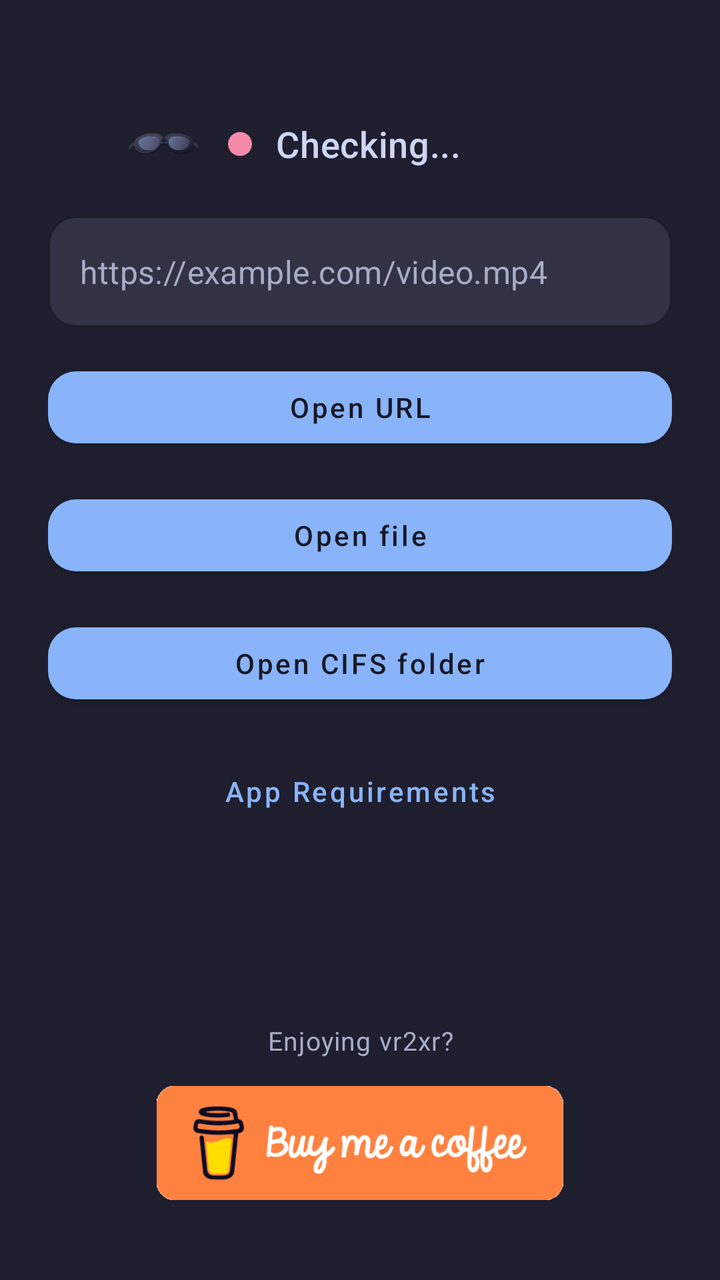
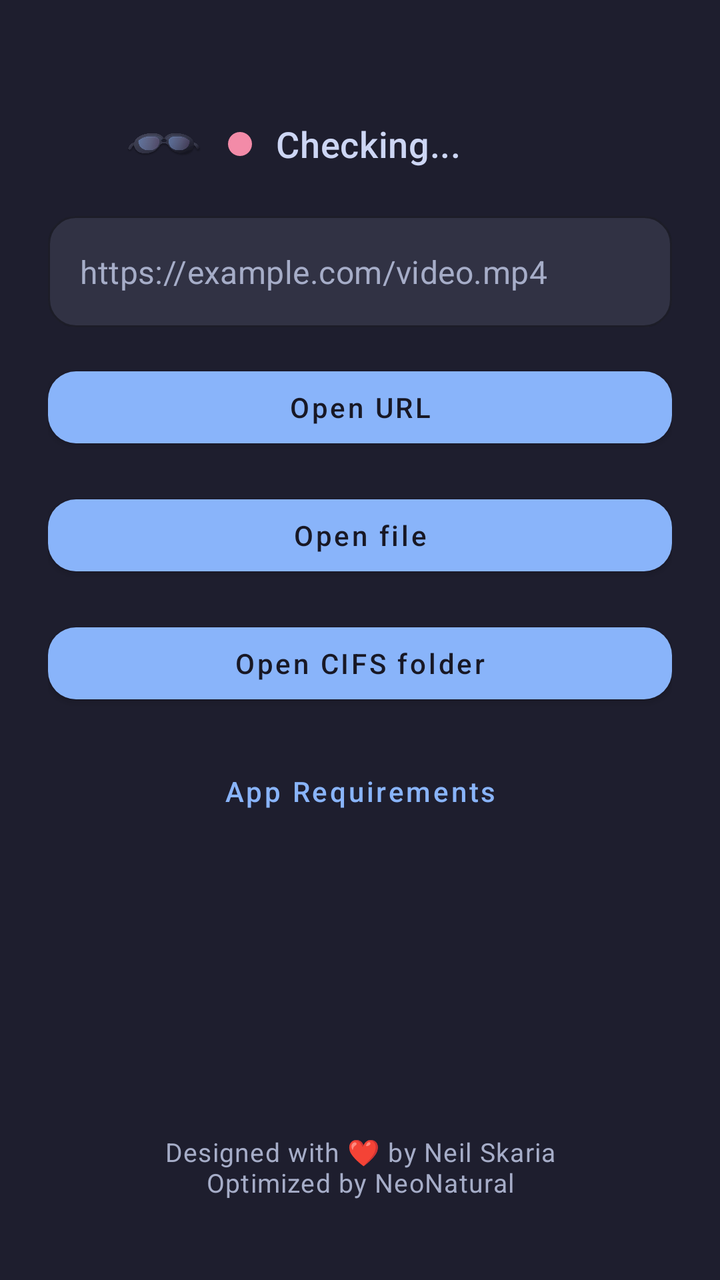

The first picture is an Android layout as it rendered before a commit; the second is the same layout after the commit. The layout source and the unified diff follow.
<!-- AndroidManifest.xml: application theme Theme.Vr2xr -->
<!-- res/layout/activity_main.xml -->
<?xml version="1.0" encoding="utf-8"?>
<LinearLayout xmlns:android="http://schemas.android.com/apk/res/android"
    xmlns:app="http://schemas.android.com/apk/res-auto"
    android:layout_width="match_parent"
    android:layout_height="match_parent"
    android:background="@color/launcher_background"
    android:orientation="vertical"
    android:paddingStart="@dimen/launcher_screen_padding"
    android:paddingTop="@dimen/launcher_screen_padding"
    android:paddingEnd="@dimen/launcher_screen_padding"
    android:paddingBottom="@dimen/launcher_screen_padding">

    <LinearLayout
        android:layout_width="match_parent"
        android:layout_height="0dp"
        android:layout_weight="1"
        android:orientation="vertical">

        <LinearLayout
            android:id="@+id/xrealStatusRow"
            android:layout_width="wrap_content"
            android:layout_height="wrap_content"
            android:layout_gravity="center_horizontal"
            android:layout_marginTop="@dimen/launcher_status_top_margin"
            android:gravity="center_vertical"
            android:orientation="horizontal">

            <ImageView
                android:id="@+id/xrealStatusIcon"
                android:layout_width="@dimen/launcher_status_icon_size"
                android:layout_height="@dimen/launcher_status_icon_size"
                android:contentDescription="@string/xreal_status_icon_content_description"
                android:src="@drawable/ic_glasses_status" />

            <View
                android:id="@+id/xrealStatusDot"
                android:layout_width="@dimen/launcher_status_dot_size"
                android:layout_height="@dimen/launcher_status_dot_size"
                android:layout_marginStart="12dp"
                android:background="@drawable/bg_status_indicator_dot" />

            <TextView
                android:id="@+id/xrealStatusText"
                style="@style/TextAppearance.Vr2xr.Launcher.Status"
                android:layout_width="@dimen/launcher_status_label_width"
                android:layout_height="wrap_content"
                android:layout_marginStart="12dp"
                android:ellipsize="end"
                android:gravity="start|center_vertical"
                android:maxLines="1"
                android:text="@string/xreal_status_checking" />
        </LinearLayout>

        <TextView
            android:id="@+id/statusText"
            style="@style/TextAppearance.Vr2xr.Launcher.RuntimeStatus"
            android:layout_width="match_parent"
            android:layout_height="wrap_content"
            android:layout_marginTop="@dimen/launcher_runtime_status_top_margin"
            android:gravity="center_horizontal"
            android:text=""
            android:visibility="gone" />

        <com.google.android.material.textfield.TextInputLayout
            android:id="@+id/urlInputLayout"
            style="@style/Widget.Vr2xr.Launcher.Input"
            android:layout_width="match_parent"
            android:layout_height="wrap_content"
            android:layout_marginTop="@dimen/launcher_section_spacing"
            app:hintEnabled="false"
            app:boxBackgroundMode="outline">

            <com.google.android.material.textfield.TextInputEditText
                android:id="@+id/urlInput"
                android:layout_width="match_parent"
                android:layout_height="wrap_content"
                android:fontFamily="sans-serif"
                android:hint="@string/hint_url"
                android:inputType="textUri"
                android:maxLines="1"
                android:textColor="@color/launcher_text_primary"
                android:textColorHint="@color/launcher_text_secondary" />
        </com.google.android.material.textfield.TextInputLayout>

        <com.google.android.material.button.MaterialButton
            android:id="@+id/openUrlButton"
            style="@style/Widget.Vr2xr.Launcher.PrimaryButton"
            android:layout_width="match_parent"
            android:layout_height="wrap_content"
            android:layout_marginTop="@dimen/launcher_section_spacing"
            android:text="@string/open_url" />

        <com.google.android.material.button.MaterialButton
            android:id="@+id/openFileButton"
            style="@style/Widget.Vr2xr.Launcher.PrimaryButton"
            android:layout_width="match_parent"
            android:layout_height="wrap_content"
            android:layout_marginTop="@dimen/launcher_section_spacing"
            android:text="@string/open_file" />

        <com.google.android.material.button.MaterialButton
            android:id="@+id/openCifsFolderButton"
            style="@style/Widget.Vr2xr.Launcher.PrimaryButton"
            android:layout_width="match_parent"
            android:layout_height="wrap_content"
            android:layout_marginTop="@dimen/launcher_section_spacing"
            android:text="@string/open_cifs_folder" />

        <com.google.android.material.button.MaterialButton
            android:id="@+id/requirementsHelpButton"
            style="@style/Widget.Vr2xr.Launcher.HelpButton"
            android:layout_width="wrap_content"
            android:layout_height="wrap_content"
            android:layout_gravity="center_horizontal"
            android:layout_marginTop="@dimen/launcher_section_spacing"
            android:contentDescription="@string/requirements_help_content_description"
            android:text="@string/requirements_help" />
    </LinearLayout>

    <TextView
        style="@style/TextAppearance.Vr2xr.Launcher.Footer"
        android:layout_width="match_parent"
        android:layout_height="wrap_content"
        android:layout_marginTop="@dimen/launcher_buy_me_coffee_text_top_margin"
        android:gravity="center_horizontal"
        android:text="@string/buy_me_coffee_support_text" />

    <androidx.appcompat.widget.AppCompatImageButton
        android:id="@+id/buyMeCoffeeButton"
        android:layout_width="@dimen/launcher_buy_me_coffee_width"
        android:layout_height="@dimen/launcher_buy_me_coffee_height"
        android:layout_gravity="center_horizontal"
        android:layout_marginBottom="@dimen/launcher_buy_me_coffee_bottom_margin"
        android:layout_marginTop="@dimen/launcher_buy_me_coffee_button_top_margin"
        android:adjustViewBounds="true"
        android:background="@drawable/bg_buy_me_coffee_touch_feedback"
        android:contentDescription="@string/footer_buy_me_a_coffee"
        android:padding="0dp"
        android:scaleType="fitCenter"
        app:srcCompat="@drawable/buy_me_coffee_orange" />
</LinearLayout>
<!-- resources referenced by this layout -->
<resources>
  <color name="launcher_background">@color/catppuccin_mocha_base</color>
  <color name="launcher_text_primary">@color/catppuccin_mocha_text</color>
  <color name="launcher_text_secondary">@color/catppuccin_mocha_subtext0</color>
  <dimen name="launcher_buy_me_coffee_bottom_margin">16dp</dimen>
  <dimen name="launcher_buy_me_coffee_button_top_margin">14dp</dimen>
  <dimen name="launcher_buy_me_coffee_height">57dp</dimen>
  <dimen name="launcher_buy_me_coffee_text_top_margin">20dp</dimen>
  <dimen name="launcher_buy_me_coffee_width">204dp</dimen>
  <dimen name="launcher_runtime_status_top_margin">14dp</dimen>
  <dimen name="launcher_screen_padding">24dp</dimen>
  <dimen name="launcher_section_spacing">16dp</dimen>
  <dimen name="launcher_status_dot_size">12dp</dimen>
  <dimen name="launcher_status_icon_size">40dp</dimen>
  <dimen name="launcher_status_label_width">160dp</dimen>
  <dimen name="launcher_status_top_margin">28dp</dimen>
  <!-- drawable bg_buy_me_coffee_touch_feedback (drawable) -->
  <?xml version="1.0" encoding="utf-8"?>
  <ripple xmlns:android="http://schemas.android.com/apk/res/android"
      android:color="@color/catppuccin_mocha_blue">
      <item android:id="@android:id/mask">
          <shape android:shape="rectangle">
              <corners android:radius="@dimen/launcher_buy_me_coffee_corner_radius" />
              <solid android:color="@android:color/white" />
          </shape>
      </item>
      <item>
          <shape android:shape="rectangle">
              <corners android:radius="@dimen/launcher_buy_me_coffee_corner_radius" />
              <solid android:color="@android:color/transparent" />
          </shape>
      </item>
  </ripple>
  <!-- drawable buy_me_coffee_orange: png bitmap (drawable-nodpi, 4885 bytes) -->
  <string name="buy_me_coffee_support_text">Enjoying vr2xr?</string>
  <string name="footer_buy_me_a_coffee">Buy Me a Coffee</string>
  <string name="hint_url">https://example.com/video.mp4</string>
  <string name="open_cifs_folder">Open CIFS folder</string>
  <string name="open_file">Open file</string>
  <string name="open_url">Open URL</string>
  <string name="requirements_help">App Requirements</string>
  <string name="requirements_help_content_description">Show requirements</string>
  <string name="xreal_status_checking">Checking...</string>
  <string name="xreal_status_icon_content_description">XREAL glasses status</string>
  <style name="TextAppearance.Vr2xr.Launcher.RuntimeStatus" parent="TextAppearance.MaterialComponents.Body2">
          <item name="android:fontFamily">sans-serif</item>
          <item name="android:textColor">@color/launcher_text_secondary</item>
          <item name="android:textSize">@dimen/launcher_body_text_size</item>
      </style>
  <style name="Theme.Vr2xr" parent="Theme.MaterialComponents.DayNight.NoActionBar">
          <item name="android:windowFullscreen">false</item>
      </style>
  <color name="catppuccin_mocha_base">#1E1E2E</color>
  <color name="catppuccin_mocha_text">#CDD6F4</color>
  <color name="catppuccin_mocha_subtext0">#A6ADC8</color>
  <color name="catppuccin_mocha_blue">#89B4FA</color>
  <dimen name="launcher_buy_me_coffee_corner_radius">12dp</dimen>
  <color name="xreal_status_not_connected">@color/catppuccin_mocha_red</color>
  <dimen name="launcher_footer_text_size">13sp</dimen>
  <dimen name="launcher_body_text_size">15sp</dimen>
  <dimen name="launcher_status_text_size">18sp</dimen>
  <color name="catppuccin_mocha_surface0">#313244</color>
  <color name="launcher_card_background">@color/catppuccin_mocha_surface0</color>
  <dimen name="launcher_input_corner_radius">14dp</dimen>
  <color name="launcher_outline">@color/catppuccin_mocha_overlay0</color>
  <color name="catppuccin_mocha_mantle">#181825</color>
  <dimen name="launcher_button_corner_radius">14dp</dimen>
  <color name="catppuccin_mocha_red">#F38BA8</color>
  <color name="catppuccin_mocha_overlay0">#6C7086</color>
  <!-- unchanged entries left out for length: 7 -->
</resources>

<!-- the commit's change to res/layout/activity_main.xml (unified diff, before → after) -->
@@ -121,21 +121,8 @@
         style="@style/TextAppearance.Vr2xr.Launcher.Footer"
         android:layout_width="match_parent"
         android:layout_height="wrap_content"
-        android:layout_marginTop="@dimen/launcher_buy_me_coffee_text_top_margin"
+        android:layout_marginTop="@dimen/launcher_footer_top_margin"
+        android:layout_marginBottom="@dimen/launcher_footer_bottom_margin"
         android:gravity="center_horizontal"
-        android:text="@string/buy_me_coffee_support_text" />
-
-    <androidx.appcompat.widget.AppCompatImageButton
-        android:id="@+id/buyMeCoffeeButton"
-        android:layout_width="@dimen/launcher_buy_me_coffee_width"
-        android:layout_height="@dimen/launcher_buy_me_coffee_height"
-        android:layout_gravity="center_horizontal"
-        android:layout_marginBottom="@dimen/launcher_buy_me_coffee_bottom_margin"
-        android:layout_marginTop="@dimen/launcher_buy_me_coffee_button_top_margin"
-        android:adjustViewBounds="true"
-        android:background="@drawable/bg_buy_me_coffee_touch_feedback"
-        android:contentDescription="@string/footer_buy_me_a_coffee"
-        android:padding="0dp"
-        android:scaleType="fitCenter"
-        app:srcCompat="@drawable/buy_me_coffee_orange" />
+        android:text="@string/footer_designed_with" />
 </LinearLayout>
<!-- resource entries referenced after the edit -->
@@ -3,11 +3,8 @@
   <color name="launcher_background">@color/catppuccin_mocha_base</color>
   <color name="launcher_text_primary">@color/catppuccin_mocha_text</color>
   <color name="launcher_text_secondary">@color/catppuccin_mocha_subtext0</color>
-  <dimen name="launcher_buy_me_coffee_bottom_margin">16dp</dimen>
-  <dimen name="launcher_buy_me_coffee_button_top_margin">14dp</dimen>
-  <dimen name="launcher_buy_me_coffee_height">57dp</dimen>
-  <dimen name="launcher_buy_me_coffee_text_top_margin">20dp</dimen>
-  <dimen name="launcher_buy_me_coffee_width">204dp</dimen>
+  <dimen name="launcher_footer_bottom_margin">16dp</dimen>
+  <dimen name="launcher_footer_top_margin">20dp</dimen>
   <dimen name="launcher_runtime_status_top_margin">14dp</dimen>
   <dimen name="launcher_screen_padding">24dp</dimen>
   <dimen name="launcher_section_spacing">16dp</dimen>
@@ -15,26 +12,7 @@
   <dimen name="launcher_status_icon_size">40dp</dimen>
   <dimen name="launcher_status_label_width">160dp</dimen>
   <dimen name="launcher_status_top_margin">28dp</dimen>
-  <!-- drawable bg_buy_me_coffee_touch_feedback (drawable) -->
-  <?xml version="1.0" encoding="utf-8"?>
-  <ripple xmlns:android="http://schemas.android.com/apk/res/android"
-      android:color="@color/catppuccin_mocha_blue">
-      <item android:id="@android:id/mask">
-          <shape android:shape="rectangle">
-              <corners android:radius="@dimen/launcher_buy_me_coffee_corner_radius" />
-              <solid android:color="@android:color/white" />
-          </shape>
-      </item>
-      <item>
-          <shape android:shape="rectangle">
-              <corners android:radius="@dimen/launcher_buy_me_coffee_corner_radius" />
-              <solid android:color="@android:color/transparent" />
-          </shape>
-      </item>
-  </ripple>
-  <!-- drawable buy_me_coffee_orange: png bitmap (drawable-nodpi, 4885 bytes) -->
-  <string name="buy_me_coffee_support_text">Enjoying vr2xr?</string>
-  <string name="footer_buy_me_a_coffee">Buy Me a Coffee</string>
+  <string name="footer_designed_with">Designed with ❤️ by Neil Skaria\nOptimized by NeoNatural</string>
   <string name="hint_url">https://example.com/video.mp4</string>
   <string name="open_cifs_folder">Open CIFS folder</string>
   <string name="open_file">Open file</string>
@@ -55,7 +33,6 @@
   <color name="catppuccin_mocha_text">#CDD6F4</color>
   <color name="catppuccin_mocha_subtext0">#A6ADC8</color>
   <color name="catppuccin_mocha_blue">#89B4FA</color>
-  <dimen name="launcher_buy_me_coffee_corner_radius">12dp</dimen>
   <color name="xreal_status_not_connected">@color/catppuccin_mocha_red</color>
   <dimen name="launcher_footer_text_size">13sp</dimen>
   <dimen name="launcher_body_text_size">15sp</dimen>
